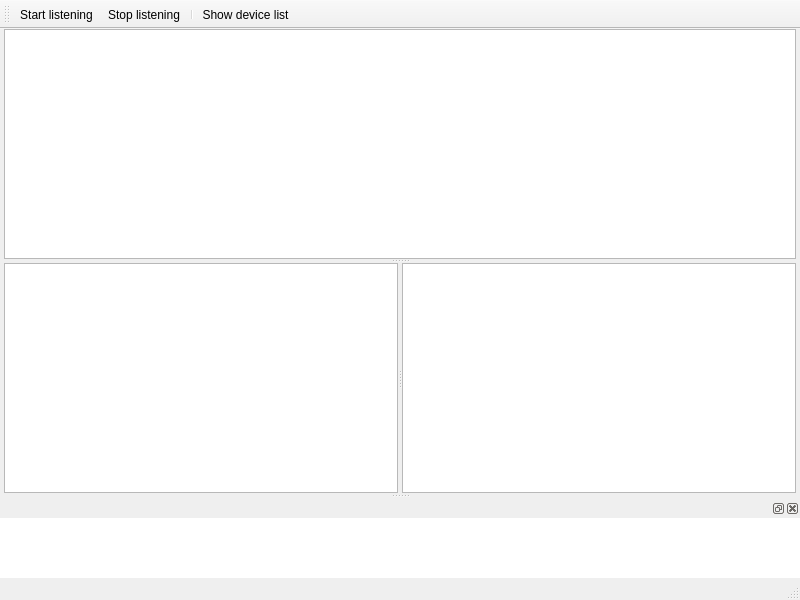
First picture: the form in Sniffer/Forms/MainWindow.ui, repository asmei1/Sniffer, before the edit.
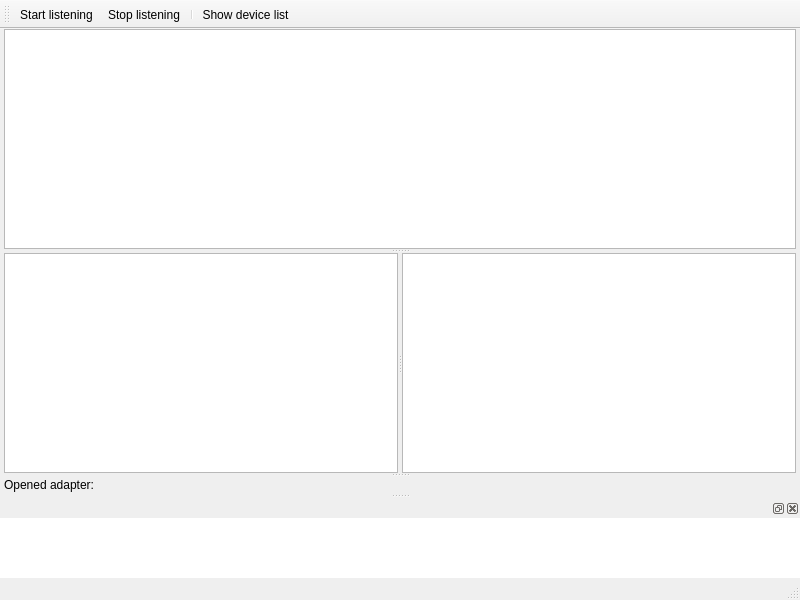
Second picture: the form after the edit. Custom widgets are drawn as their Qt base class.

Patch:
```diff
--- a/Sniffer/Forms/MainWindow.ui
+++ b/Sniffer/Forms/MainWindow.ui
@@ -56,6 +56,11 @@
         </property>
        </widget>
       </widget>
+      <widget class="QLabel" name="label_openedAdapter">
+       <property name="text">
+        <string>Opened adapter: </string>
+       </property>
+      </widget>
      </widget>
     </item>
    </layout>
```
